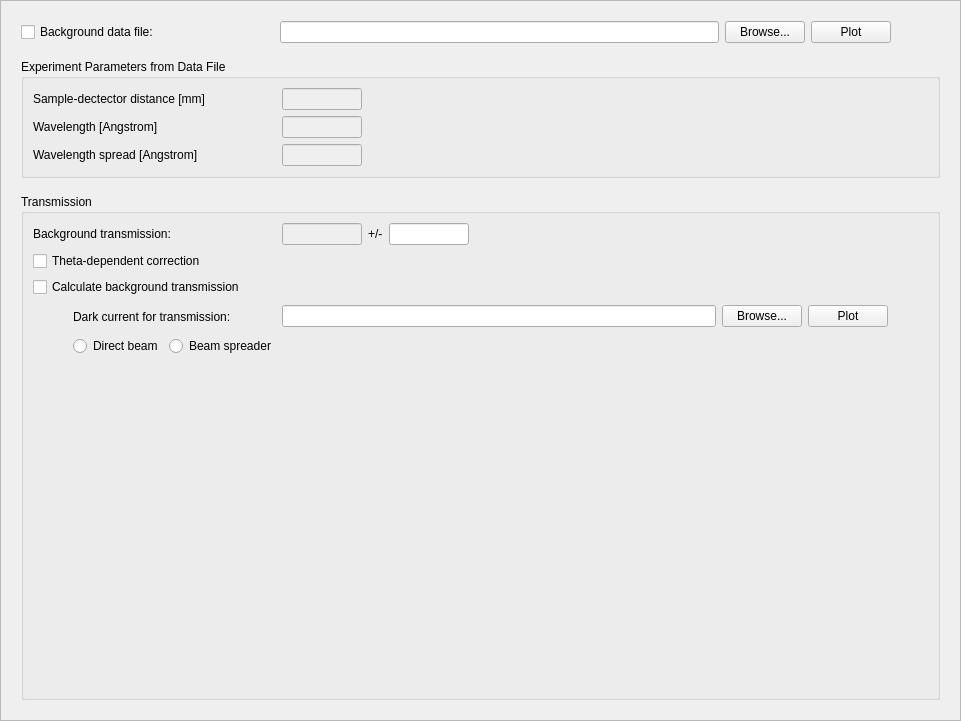
This is Code/Mantid/scripts/Interface/ui/sans/hfir_background.ui in mantidproject/mantid as Qt 5 draws it before an edit. The edited form follows.
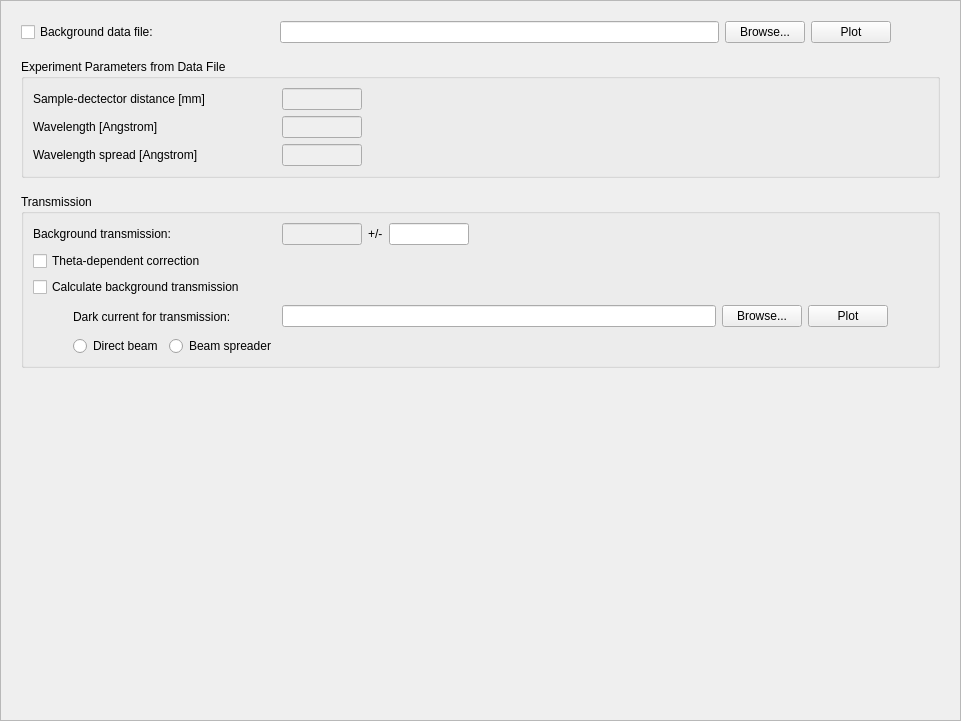
This is the edited form.

Diff of the .ui file:
```diff
--- a/Code/Mantid/scripts/Interface/ui/sans/hfir_background.ui
+++ b/Code/Mantid/scripts/Interface/ui/sans/hfir_background.ui
@@ -36,8 +36,8 @@
        <rect>
         <x>0</x>
         <y>0</y>
-        <width>941</width>
-        <height>701</height>
+        <width>935</width>
+        <height>695</height>
        </rect>
       </property>
       <layout class="QVBoxLayout" name="verticalLayout_2">
@@ -237,6 +237,12 @@
             <property name="fieldGrowthPolicy">
              <enum>QFormLayout::AllNonFixedFieldsGrow</enum>
             </property>
+            <property name="labelAlignment">
+             <set>Qt::AlignLeading|Qt::AlignLeft|Qt::AlignVCenter</set>
+            </property>
+            <property name="formAlignment">
+             <set>Qt::AlignLeading|Qt::AlignLeft|Qt::AlignTop</set>
+            </property>
             <property name="horizontalSpacing">
              <number>0</number>
             </property>
@@ -380,6 +386,12 @@
          <property name="title">
           <string>Transmission</string>
          </property>
+         <property name="flat">
+          <bool>false</bool>
+         </property>
+         <property name="checkable">
+          <bool>false</bool>
+         </property>
          <layout class="QVBoxLayout" name="verticalLayout_3">
           <item>
            <layout class="QHBoxLayout" name="horizontalLayout">
@@ -714,6 +726,9 @@
           <item>
            <layout class="QVBoxLayout" name="widget_placeholder"/>
           </item>
+         </layout>
+        </widget>
+       </item>
           <item>
            <spacer name="verticalSpacer_2">
             <property name="orientation">
@@ -729,9 +744,6 @@
              </size>
             </property>
            </spacer>
-          </item>
-         </layout>
-        </widget>
        </item>
       </layout>
      </widget>
```
Lines whose indentation alone changed are shown as unchanged.
